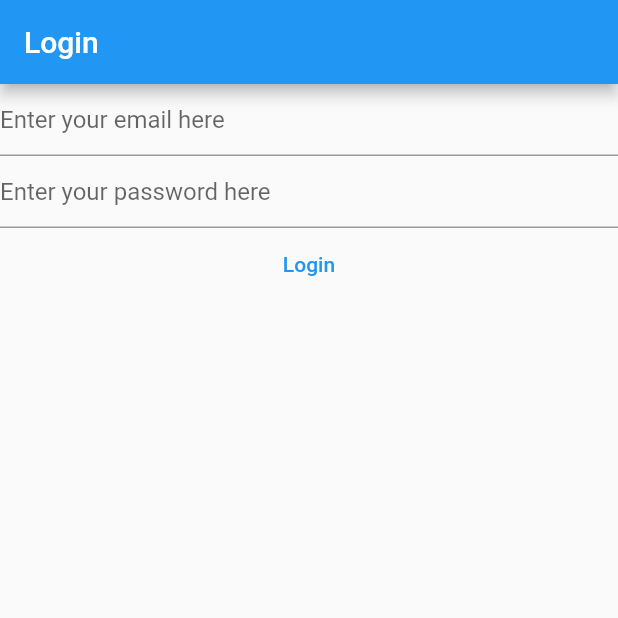
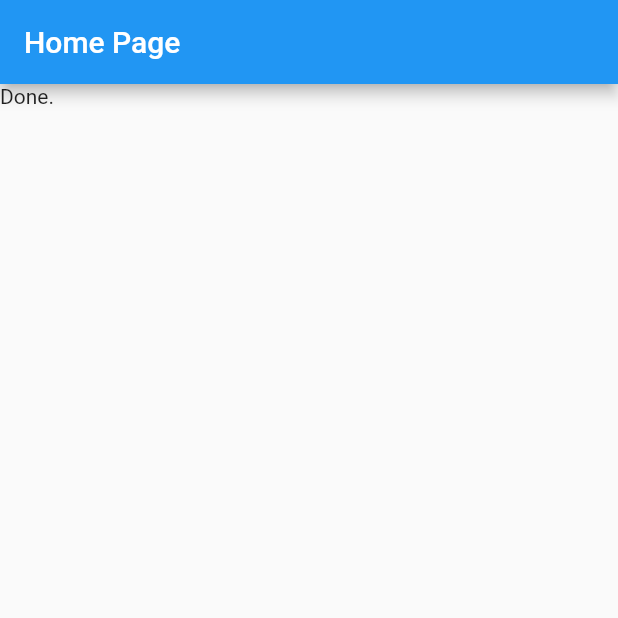
Before and after one commit to javierjuanJJ/Notes-Flutter, a Flutter app: the screen it shows after launch, on a phone screen of 412 x 824 dp, the top half of it. Run offline on Flutter 3.47's test engine with Material 2 defaults, Android fonts, the phone set to English and light mode, and no system bars; our stand-ins replace firebase_auth, firebase_core; accounts and stored records are empty.

Commit message:
10. Separating App Initialization from Login and Register Screens (Dedicated HomePage stateless widget)

```diff
--- a/lib/main.dart
+++ b/lib/main.dart
@@ -23,6 +23,40 @@ void main() {
       // is not restarted.
       primarySwatch: Colors.blue,
     ),
-    home: const LoginView(),
+    home: const HomePage(),
   ));
 }
+
+class HomePage extends StatefulWidget {
+  const HomePage({Key? key}) : super(key: key);
+
+  @override
+  State<HomePage> createState() => _HomePageState();
+}
+
+class _HomePageState extends State<HomePage> {
+  @override
+  Widget build(BuildContext context) {
+
+    return Scaffold(
+      appBar: AppBar(
+        title: const Text('Home Page'),
+      ),
+      body: FutureBuilder(
+        future: Firebase.initializeApp(
+          options: DefaultFirebaseOptions.currentPlatform,
+        ),
+        builder: (context, snapshot) {
+          switch (snapshot.connectionState) {
+            case ConnectionState.done:
+              return Text('Done.');
+              break;
+            default:
+              return Text('Loading');
+              break;
+          }
+        },
+      ),
+    );
+  }
+}
```
